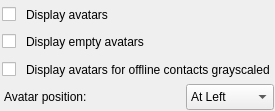
Above: src/plugins/avatars/avataroptionswidget.ui from xnamed/vacuum-im before the change. Below: the same form after it.
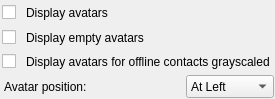
That is the form after the change.

The edit to the form file:
```diff
--- a/src/plugins/avatars/avataroptionswidget.ui
+++ b/src/plugins/avatars/avataroptionswidget.ui
@@ -7,7 +7,7 @@
     <x>0</x>
     <y>0</y>
     <width>275</width>
-    <height>111</height>
+    <height>99</height>
    </rect>
   </property>
   <property name="windowTitle">
```
